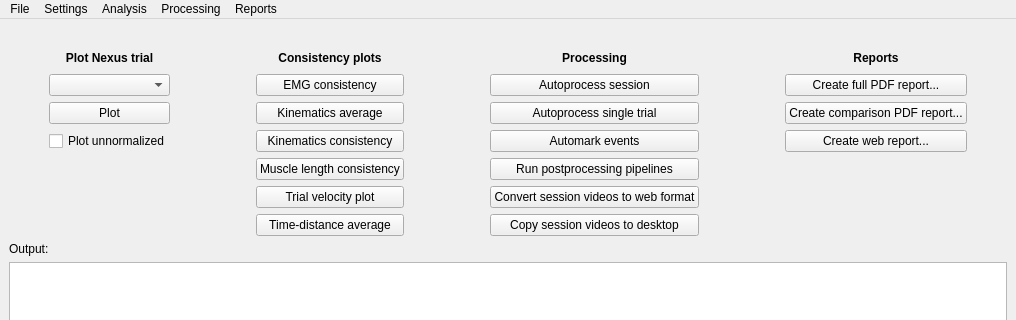
Before: the Qt Designer form gaitutils/nexus_scripts/nexus_menu.ui in NCH-Motion-Laboratory/gaitutils, drawn with Qt 5; both pictures show x 0 to 1016 and y 0 to 320 of the 1016 by 707 pixel window.
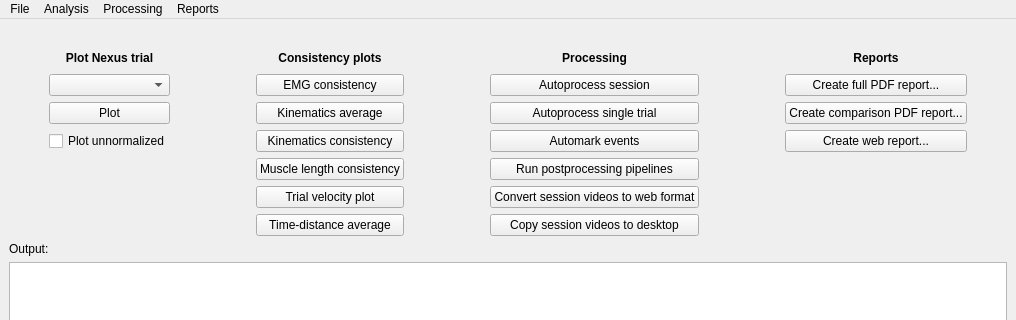
After: the same form once the commit is applied. Custom widgets are drawn as their Qt base class.

Patch:
```diff
--- a/gaitutils/nexus_scripts/nexus_menu.ui
+++ b/gaitutils/nexus_scripts/nexus_menu.ui
@@ -429,12 +429,6 @@
     <property name="title">
      <string>File</string>
     </property>
-    <addaction name="actionQuit"/>
-   </widget>
-   <widget class="QMenu" name="menuSettings">
-    <property name="title">
-     <string>Settings</string>
-    </property>
     <addaction name="actionOpts"/>
    </widget>
    <widget class="QMenu" name="menuAnalysis">
@@ -463,7 +457,6 @@
     <addaction name="actionCreate_web_report"/>
    </widget>
    <addaction name="menuFile"/>
-   <addaction name="menuSettings"/>
    <addaction name="menuAnalysis"/>
    <addaction name="menuProcessing"/>
    <addaction name="menuReports"/>
```
Left out of the diff: 1 changed line with no effect on the pictures.
